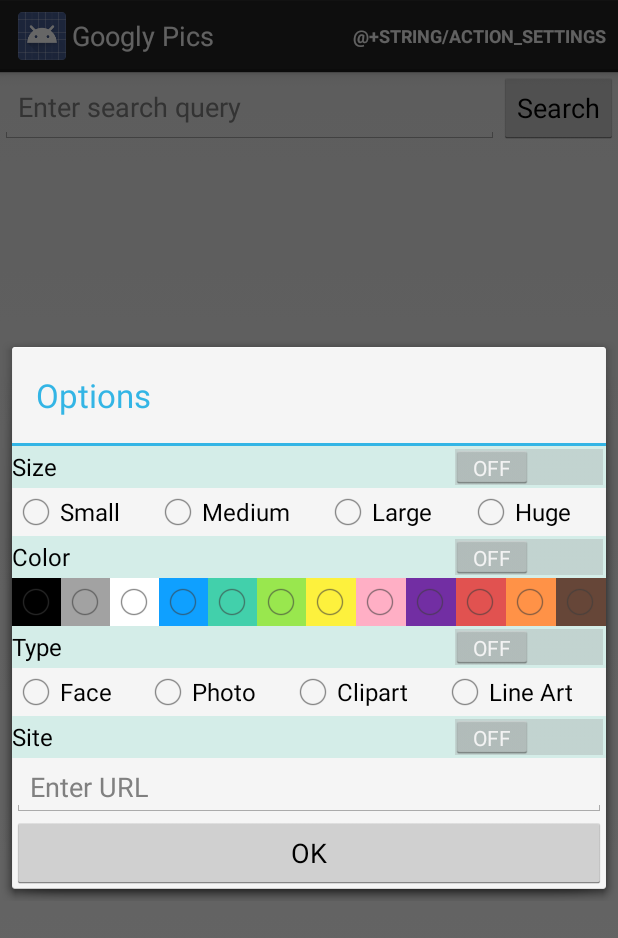
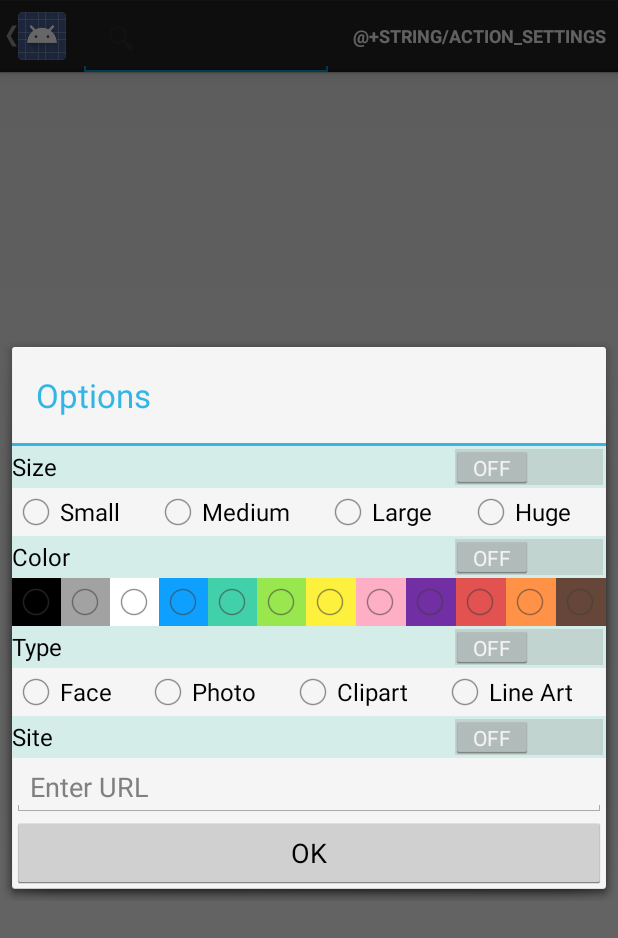
Before and after one commit to jingidy/googly-pics, an Android app: the screen it shows after launch (SearchActivity), after a tap on "@+STRING/ACTION_SETTINGS", on a phone screen of 412 x 824 dp. Shown: the top 938 px of the screen. Run offline under Robolectric (Android 15) with nearby library versions, the phone set to English and light mode, and no system bars; our stand-ins replace Picasso; libraries missing offline, so code that uses them is left out: com.loopj.android; pictures from the network do not load; 1 statement that could not run was skipped.

Commit message:
Use ActionBar SearchView as the search query box

```diff
--- a/app/src/main/java/com/flukiness/googlypics/activities/SearchActivity.java
+++ b/app/src/main/java/com/flukiness/googlypics/activities/SearchActivity.java
@@ -3,6 +3,7 @@ package com.flukiness.googlypics.activities;
 import android.content.Intent;
 import android.os.Bundle;
 import android.support.v4.app.FragmentActivity;
+import android.support.v4.view.MenuItemCompat;
 import android.util.Log;
 import android.view.Menu;
 import android.view.MenuItem;
@@ -10,6 +11,7 @@ import android.view.View;
 import android.widget.AdapterView;
 import android.widget.EditText;
 import android.widget.GridView;
+import android.widget.SearchView;
 
 import com.flukiness.googlypics.R;
 import com.flukiness.googlypics.adapters.ImageResultsAdapter;
@@ -56,6 +58,24 @@ public class SearchActivity extends FragmentActivity implements SettingsFragment
     public boolean onCreateOptionsMenu(Menu menu) {
         // Inflate the menu; this adds items to the action bar if it is present.
         getMenuInflater().inflate(R.menu.search, menu);
+
+        final MenuItem searchItem = menu.findItem(R.id.action_search);
+        final SearchView searchView = (SearchView)searchItem.getActionView();
+        searchItem.expandActionView();
+        searchView.setOnQueryTextListener(new SearchView.OnQueryTextListener() {
+            @Override
+            public boolean onQueryTextSubmit(String s) {
+                searchView.clearFocus();
+                onImageSearch(s);
+                return true;
+            }
+
+            @Override
+            public boolean onQueryTextChange(String s) {
+                return false;
+            }
+        });
+
         return true;
     }
 
@@ -72,9 +92,9 @@ public class SearchActivity extends FragmentActivity implements SettingsFragment
         return super.onOptionsItemSelected(item);
     }
 
-    public void onImageSearch(View v) {
+    public void onImageSearch(String query) {
         searchQuery.resetQuery();
-        searchQuery.query = etQuery.getText().toString();
+        searchQuery.query = query;
         loadSearchResults(0);
     }
 
@@ -111,7 +131,6 @@ public class SearchActivity extends FragmentActivity implements SettingsFragment
     }
 
     private void setupViews() {
-        etQuery = (EditText) findViewById(R.id.etQuery);
         gvResults = (GridView) findViewById(R.id.gvResults);
         gvResults.setOnItemClickListener(new AdapterView.OnItemClickListener() {
             @Override
--- a/app/src/main/res/layout/activity_search.xml
+++ b/app/src/main/res/layout/activity_search.xml
@@ -4,38 +4,15 @@
     android:layout_height="match_parent"
     tools:context=".SearchActivity">
 
-
-        <EditText
-            android:layout_width="wrap_content"
-            android:layout_height="wrap_content"
-            android:layout_alignParentTop="true"
-            android:layout_alignParentLeft="true"
-            android:layout_alignParentStart="true"
-            android:id="@+id/etQuery"
-            android:layout_toLeftOf="@+id/btnSearch"
-            android:layout_alignTop="@+id/btnSearch"
-            android:layout_alignBottom="@+id/btnSearch"
-            android:layout_toStartOf="@+id/btnSearch"
-            android:hint="@string/search_prompt" />
-
-        <Button
-            android:layout_width="wrap_content"
-            android:layout_height="wrap_content"
-            android:layout_alignParentRight="true"
-            android:layout_alignParentEnd="true"
-            android:text="@string/search_label"
-            android:id="@+id/btnSearch"
-            android:layout_alignParentTop="true"
-            android:onClick="onImageSearch"/>
-
     <GridView
         android:layout_width="fill_parent"
         android:layout_height="fill_parent"
+        android:layout_alignParentTop="true"
         android:layout_alignParentLeft="true"
         android:layout_alignParentStart="true"
-        android:layout_below="@+id/btnSearch"
         android:layout_alignParentBottom="true"
         android:id="@+id/gvResults"
-        android:numColumns="3" />
+        android:numColumns="3"
+        android:focusable="true"/>
 
 </RelativeLayout>
--- a/app/src/main/res/menu/search.xml
+++ b/app/src/main/res/menu/search.xml
@@ -1,6 +1,13 @@
 <menu xmlns:android="http://schemas.android.com/apk/res/android"
     xmlns:tools="http://schemas.android.com/tools"
     tools:context=".SearchActivity" >
+
+    <item android:id="@+id/action_search"
+        android:orderInCategory="5"
+        android:title="@+string/search_label"
+        android:showAsAction="always|collapseActionView"
+        android:actionViewClass="android.widget.SearchView" />
+
     <item android:id="@+id/action_settings"
         android:title="@+string/action_settings"
         android:orderInCategory="100"
```
Also changed, not shown: 1 other file.
